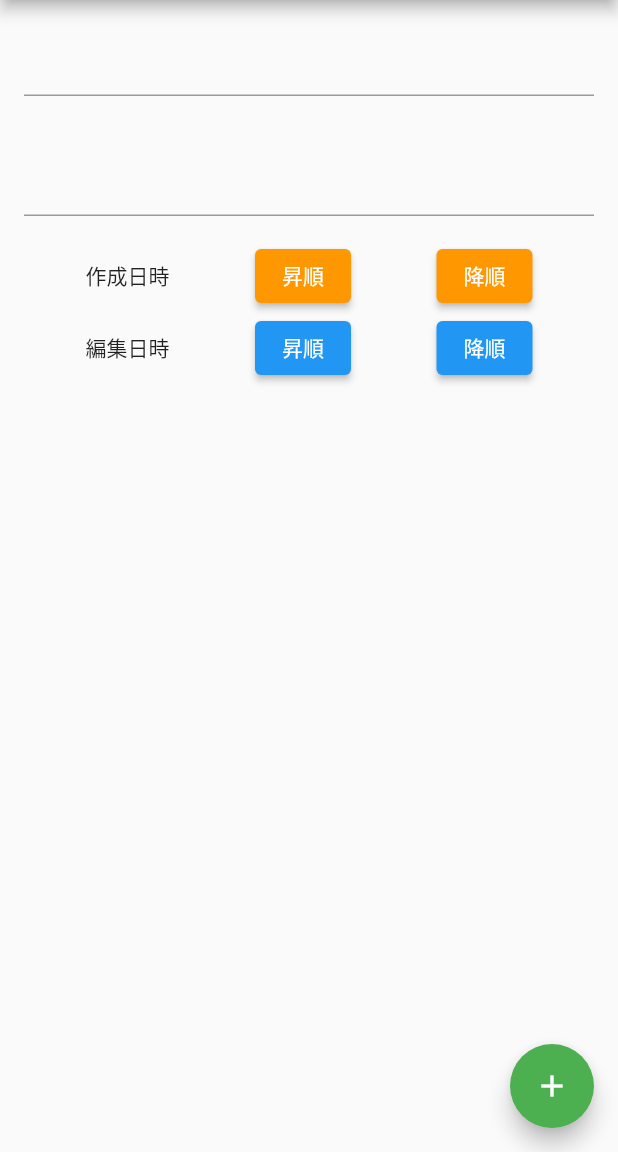
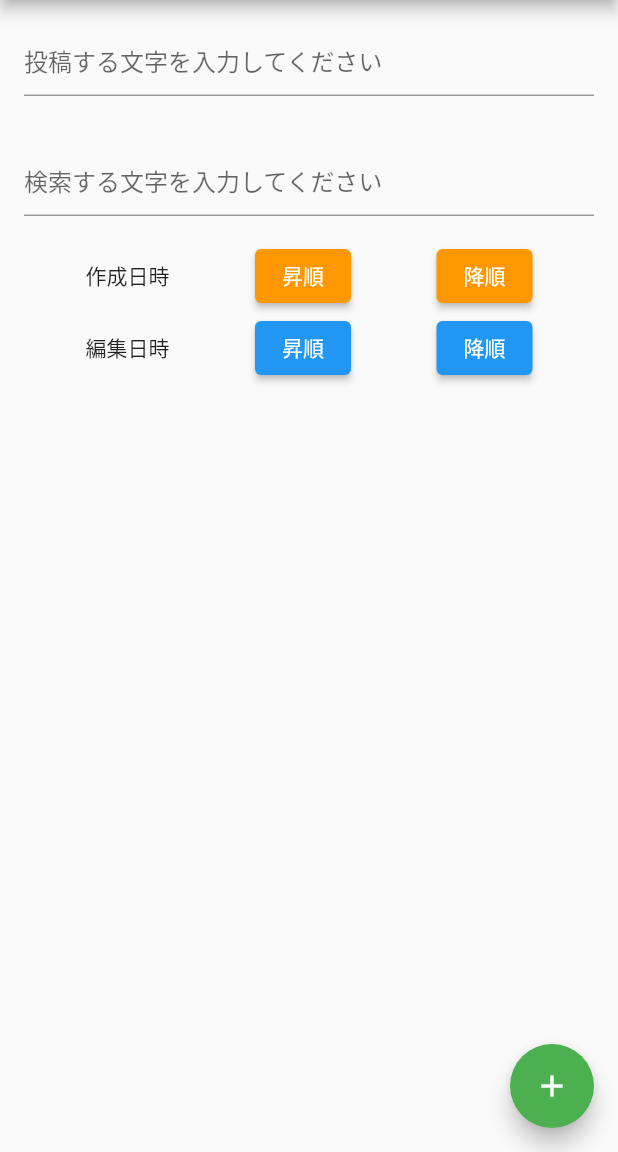
Before and after one commit to yuki-fujisaki/MemoApp-Flutter, a Flutter app: the screen it shows after launch, on a phone screen of 412 x 824 dp, the part 84-1236 px from its top. Run offline on Flutter 3.47's test engine with Material 2 defaults, Android fonts, the phone set to English and light mode, and no system bars; our stand-ins replace shared_preferences.

Commit message:
feature/#14_search プレースホルダー追加

```diff
--- a/lib/index.dart
+++ b/lib/index.dart
@@ -152,6 +152,9 @@ class _MyHomePageState extends State<MyHomePage> {
               padding: const EdgeInsets.all(16.0),
               child: TextField(
                 controller: _myController,
+                decoration: InputDecoration(
+                  hintText: "投稿する文字を入力してください",
+                ),
               ),
             ),
             // 検索用テキストフィールド
@@ -159,6 +162,9 @@ class _MyHomePageState extends State<MyHomePage> {
               padding: const EdgeInsets.all(16.0),
               child: TextField(
                 onChanged: search,
+                decoration: InputDecoration(
+                  hintText: "検索する文字を入力してください",
+                ),
               ),
             ),
 
```
